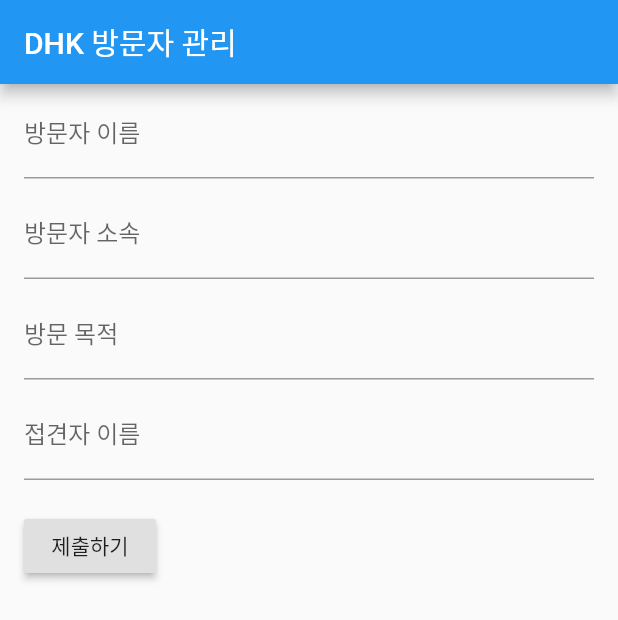
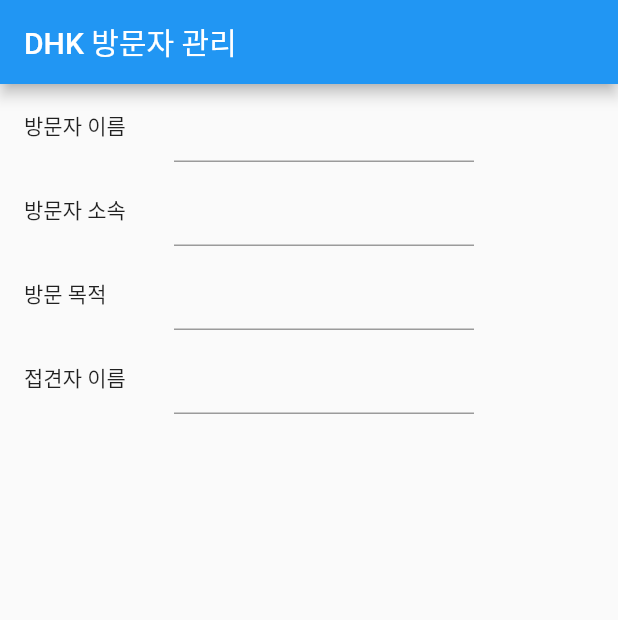
Before and after one commit to bonchangkoo/VisitorManagementApp, a Flutter app: the screen it shows after launch, on a phone screen of 412 x 824 dp. Shown: the top 620 px of the screen. Run offline on Flutter 3.47's test engine with Material 2 defaults, Android fonts, the phone set to English and light mode, and no system bars.

Commit message:
기본 레이아웃 구현

```diff
--- a/lib/main.dart
+++ b/lib/main.dart
@@ -47,10 +47,15 @@ class MyCustomFormState extends State<MyCustomForm> {
         children: <Widget>[
           Padding(
             padding: const EdgeInsets.symmetric(vertical: 4.0, horizontal: 16.0),
+            child: Row(
+                children: <Widget>[
+                  Container(
+                    width: 100,
+                    child: Text("방문자 이름"),
+                  ),
+                  Container(
+                      width: 200,
                       child: TextFormField(
-              decoration: InputDecoration(
-                  labelText: "방문자 이름"
-              ),
                         validator: (value) {
                           if (value.isEmpty) {
                             return '방문자 이름을 입력해주세요.';
@@ -58,13 +63,22 @@ class MyCustomFormState extends State<MyCustomForm> {
                           return null;
                         },
                       )
+                  )
+
+                ]
+            ),
           ),
           Padding(
             padding: const EdgeInsets.symmetric(vertical: 4.0, horizontal: 16.0),
+            child: Row(
+                children: <Widget>[
+                  Container(
+                    width: 100,
+                    child: Text("방문자 소속"),
+                  ),
+                  Container(
+                      width: 200,
                       child: TextFormField(
-                decoration: InputDecoration(
-                    labelText: "방문자 소속"
-                ),
                         validator: (value) {
                           if (value.isEmpty) {
                             return '방문자 소속을 입력해주세요.';
@@ -72,13 +86,22 @@ class MyCustomFormState extends State<MyCustomForm> {
                           return null;
                         },
                       )
+                  )
+
+                ]
+            ),
           ),
           Padding(
             padding: const EdgeInsets.symmetric(vertical: 4.0, horizontal: 16.0),
+            child: Row(
+                children: <Widget>[
+                  Container(
+                    width: 100,
+                    child: Text("방문 목적"),
+                  ),
+                  Container(
+                      width: 200,
                       child: TextFormField(
-                decoration: InputDecoration(
-                    labelText: "방문 목적"
-                ),
                         validator: (value) {
                           if (value.isEmpty) {
                             return '방문 목적을 입력해주세요.';
@@ -86,13 +109,22 @@ class MyCustomFormState extends State<MyCustomForm> {
                           return null;
                         },
                       )
+                  )
+
+                ]
+            ),
           ),
           Padding(
             padding: const EdgeInsets.symmetric(vertical: 4.0, horizontal: 16.0),
+            child: Row(
+                children: <Widget>[
+                  Container(
+                    width: 100,
+                    child: Text("접견자 이름"),
+                  ),
+                  Container(
+                      width: 200,
                       child: TextFormField(
-                decoration: InputDecoration(
-                  labelText: "접견자 이름"
-                ),
                         validator: (value) {
                           if (value.isEmpty) {
                             return '접견자 이름을 입력해주세요.';
@@ -100,20 +132,9 @@ class MyCustomFormState extends State<MyCustomForm> {
                           return null;
                         },
                       )
-          ),
-          Padding(
-            padding: const EdgeInsets.symmetric(vertical: 16.0, horizontal: 16.0),
-            child: RaisedButton(
-              onPressed: () {
-                // Validate returns true if the form is valid, or false
-                // otherwise.
-                if (_formKey.currentState.validate()) {
-                  // If the form is valid, display a Snackbar.
-                  Scaffold.of(context)
-                      .showSnackBar(SnackBar(content: Text('제출하는 중입니다.')));
-                }
-              },
-              child: Text('제출하기'),
+                  )
+
+                ]
             ),
           ),
         ],
```
Lines whose indentation alone changed are shown as unchanged.
